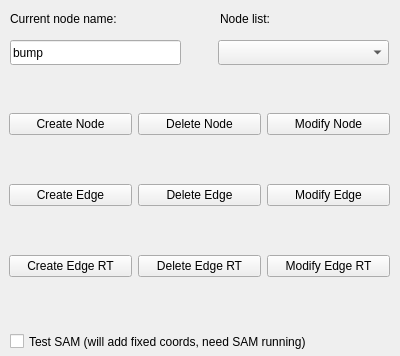
First picture: the form in agents/bullshit_publisher/src/bullshit_publisher.ui, repository jcalderon12/robocomp-insight, before the edit.
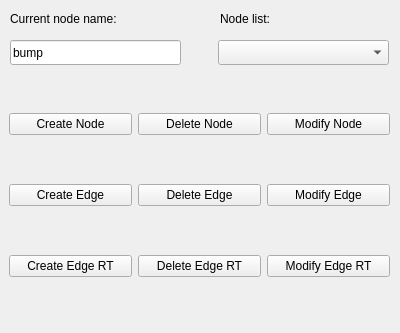
Second picture: the form after the edit.

Commit message: Added tracking to bump 3D position from inner_simulator's cause matching and proyection to 2D pixel coordinates in vision_sam to trigger SAM segmentation. Updated bullshit_publisher test hooks for testing!

The edit to the form file:
```diff
--- a/agents/bullshit_publisher/src/bullshit_publisher.ui
+++ b/agents/bullshit_publisher/src/bullshit_publisher.ui
@@ -7,7 +7,7 @@
     <x>0</x>
     <y>0</y>
     <width>400</width>
-    <height>356</height>
+    <height>333</height>
    </rect>
   </property>
   <property name="windowTitle">
@@ -143,19 +143,6 @@
     </item>
    </layout>
   </widget>
-  <widget class="QCheckBox" name="sam_checkBox">
-   <property name="geometry">
-    <rect>
-     <x>10</x>
-     <y>330</y>
-     <width>381</width>
-     <height>23</height>
-    </rect>
-   </property>
-   <property name="text">
-    <string>Test SAM (will add fixed coords, need SAM running)</string>
-   </property>
-  </widget>
  </widget>
  <resources/>
  <connections/>
```
The commit also changes 3 other files.
